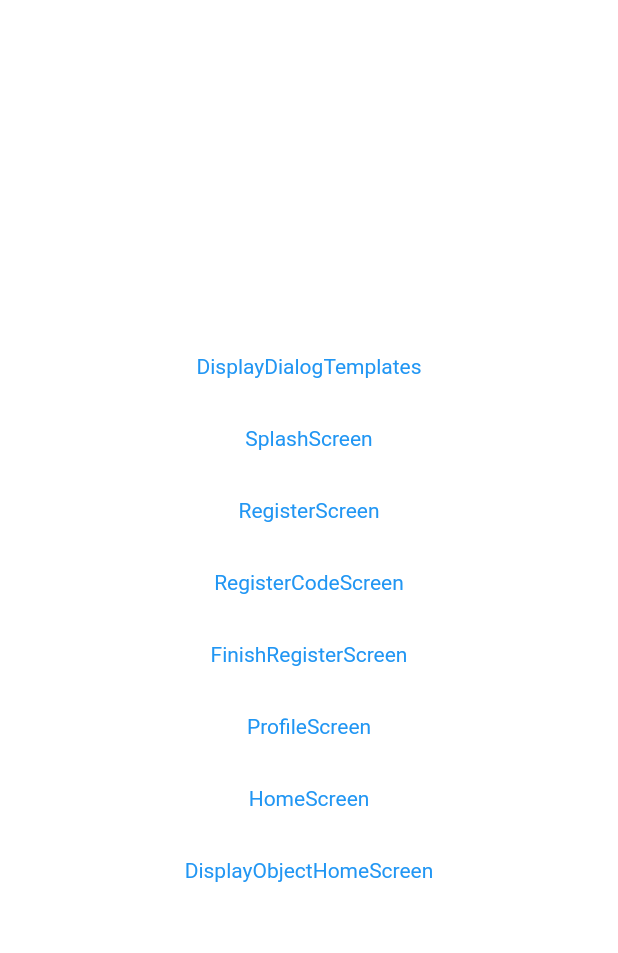
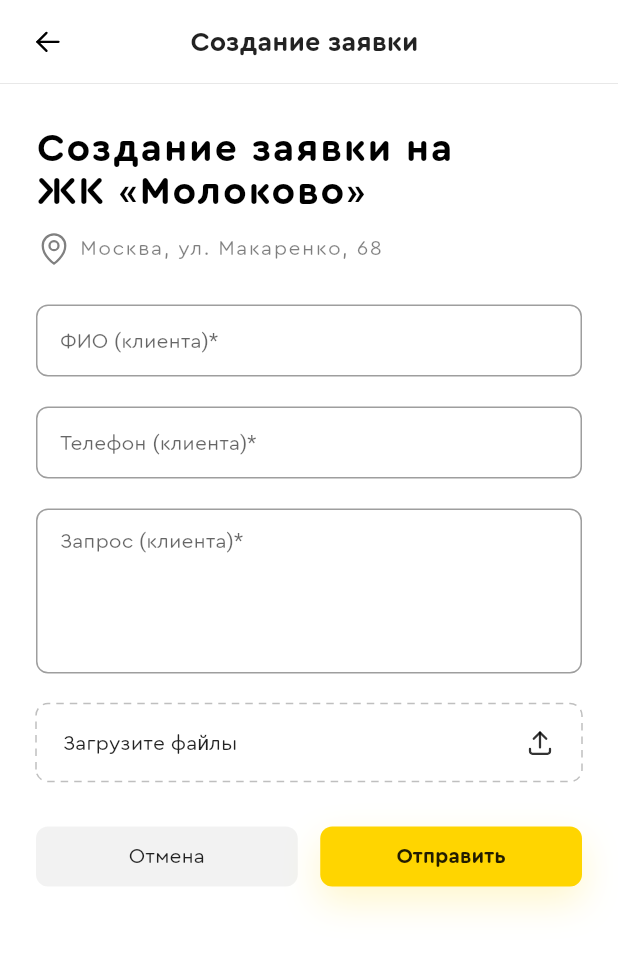
Before and after one commit to vfiruz97/drosdogram, a Flutter app: the screen it shows after launch, on a phone screen of 412 x 824 dp. Shown: the top 953 px of the screen. Run offline on Flutter 3.47's test engine with Material 2 defaults, Android fonts, the phone set to English and light mode, and no system bars; drawn by our look-alikes of dotted_border; our stand-ins replace carousel_slider, file_picker, flutter_svg.

Commit message:
create order form

```diff
--- a/lib/main.dart
+++ b/lib/main.dart
@@ -4,6 +4,7 @@ import 'package:drosdogram/presentation/auth_screens/register_screen/register_sc
 import 'package:drosdogram/presentation/core/dialog_templates/dispaly_dialog_templates.dart';
 import 'package:drosdogram/presentation/home_screen/display_object_home_screen.dart';
 import 'package:drosdogram/presentation/home_screen/home_screen.dart';
+import 'package:drosdogram/presentation/home_screen/orders/create_order_screen.dart';
 import 'package:drosdogram/presentation/profile_screen/profile_screen.dart';
 import 'package:drosdogram/presentation/splash_screen/splash_screen.dart';
 import 'package:flutter/material.dart';
@@ -33,7 +34,8 @@ class MyApp extends StatelessWidget {
       //home: const HomeScreen(),
       //home: const DisplayObjectHomeScreen(),
       //home: const DisplayDialogTemplates(),
-      home: const DisplayScreens(),
+      home: const CreateOrderFormScreen(),
+      //home: const DisplayScreens(),
     );
   }
 }
@@ -45,7 +47,8 @@ class DisplayScreens extends StatelessWidget {
 
   @override
   Widget build(BuildContext context) {
-    return Column(
+    return Scaffold(
+      body: Column(
         mainAxisAlignment: MainAxisAlignment.center,
         children: [
           TextButton(
@@ -120,7 +123,17 @@ class DisplayScreens extends StatelessWidget {
             ),
             child: const Text('DisplayObjectHomeScreen'),
           ),
+          TextButton(
+            onPressed: () => Navigator.push(
+              context,
+              MaterialPageRoute(
+                builder: (context) => const CreateOrderFormScreen(),
+              ),
+            ),
+            child: const Text('CreateOrderFormScreen'),
+          ),
         ],
+      ),
     );
   }
 }
--- a/lib/presentation/core/styles/style.dart
+++ b/lib/presentation/core/styles/style.dart
@@ -125,7 +125,14 @@ class Style {
     fontStyle: FontStyle.normal,
     fontSize: 26,
     color: Colors.black,
-    letterSpacing: 1,
+    letterSpacing: 1.2,
+  );
+
+  static const uploadWidgetStyle = TextStyle(
+    fontFamily: "CeraRoundPro",
+    fontWeight: FontWeight.w400,
+    fontStyle: FontStyle.normal,
+    fontSize: 14,
   );
 
   static const addressWidgetStyle = TextStyle(
--- /dev/null
+++ b/lib/presentation/core/widgets/multi_files_upload_widget.dart
@@ -0,0 +1,81 @@
+import 'dart:io';
+
+import 'package:dotted_border/dotted_border.dart';
+import 'package:drosdogram/presentation/core/styles/style.dart';
+import 'package:file_picker/file_picker.dart';
+import 'package:flutter/material.dart';
+import 'package:flutter_svg/svg.dart';
+
+class MultiFilesUploadWidget extends StatefulWidget {
+  const MultiFilesUploadWidget({
+    Key? key,
+  }) : super(key: key);
+
+  @override
+  _MultiFilesUploadWidgetState createState() => _MultiFilesUploadWidgetState();
+}
+
+class _MultiFilesUploadWidgetState extends State<MultiFilesUploadWidget> {
+  String countFiles = "Загрузите файлы";
+  final List<File> files = [];
+
+  @override
+  Widget build(BuildContext context) {
+    return DottedBorder(
+      borderType: BorderType.RRect,
+      dashPattern: const [5, 4],
+      radius: const Radius.circular(8),
+      color: const Color.fromRGBO(0, 0, 0, 0.25),
+      child: Container(
+        height: 48,
+        padding: const EdgeInsets.symmetric(horizontal: 16),
+        child: Row(
+          mainAxisAlignment: MainAxisAlignment.spaceBetween,
+          children: [
+            Expanded(
+              child: Text(
+                countFiles,
+                overflow: TextOverflow.ellipsis,
+                style: Style.uploadWidgetStyle,
+              ),
+            ),
+            InkWell(
+              onTap: _uploadFiles,
+              child: SvgPicture.asset("assets/images/upload.svg"),
+            ),
+          ],
+        ),
+      ),
+    );
+  }
+
+  Future<void> _uploadFiles() async {
+    final FilePickerResult? result =
+        await FilePicker.platform.pickFiles(allowMultiple: true);
+
+    if (result != null) {
+      setState(() {
+        countFiles = "Загрузите файлы";
+        files.clear();
+      });
+
+      // ignore: avoid_function_literals_in_foreach_calls
+      result.paths.forEach((path) {
+        if (path != null && path.isNotEmpty) {
+          try {
+            final File file = File(path);
+            files.add(file);
+          } catch (e, s) {
+            // ignore: avoid_print
+            print(e);
+            // ignore: avoid_print
+            print(s);
+          }
+        }
+      });
+      setState(() {
+        countFiles = "Выбрано ${files.length} файлов";
+      });
+    }
+  }
+}
--- /dev/null
+++ b/lib/presentation/home_screen/orders/create_order_screen.dart
@@ -0,0 +1,88 @@
+import 'package:drosdogram/presentation/core/widgets/address_widget.dart';
+import 'package:drosdogram/presentation/core/widgets/cancel_btn_widget.dart';
+import 'package:drosdogram/presentation/core/widgets/first_title_widget.dart';
+import 'package:drosdogram/presentation/core/widgets/multi_files_upload_widget.dart';
+import 'package:flutter/material.dart';
+
+import 'package:drosdogram/presentation/core/styles/style.dart';
+import 'package:drosdogram/presentation/core/widgets/app_bar_widget.dart';
+import 'package:drosdogram/presentation/core/widgets/yellow_button_widget.dart';
+
+class CreateOrderFormScreen extends StatelessWidget {
+  const CreateOrderFormScreen({
+    Key? key,
+  }) : super(key: key);
+
+  @override
+  Widget build(BuildContext context) {
+    return Scaffold(
+      body: SafeArea(
+        child: SingleChildScrollView(
+          child: Column(
+            children: [
+              AppBarWidget(
+                title: 'Создание заявки',
+                onTapBackIcon: () => Navigator.pop(context),
+              ),
+              const SizedBox(height: 6),
+              Padding(
+                padding: const EdgeInsets.all(24.0),
+                child: SizedBox(
+                  width: double.infinity,
+                  child: Column(
+                    crossAxisAlignment: CrossAxisAlignment.start,
+                    children: [
+                      const FirstTitleWidget(
+                        title: "Создание заявки на\nЖК «Молоково»",
+                      ),
+                      const SizedBox(height: 12),
+                      const AddressWidget(address: "Москва, ул. Макаренко, 68"),
+                      const SizedBox(height: 25),
+                      TextFormField(
+                        style: Style.textFieldFirstStyle,
+                        decoration: Style.splashScreenFirstDecorations(
+                            hintText: 'ФИО (клиента)*'),
+                      ),
+                      const SizedBox(height: 20),
+                      TextFormField(
+                        style: Style.textFieldFirstStyle,
+                        decoration: Style.splashScreenFirstDecorations(
+                            hintText: 'Телефон (клиента)*'),
+                      ),
+                      const SizedBox(height: 20),
+                      TextFormField(
+                        keyboardType: TextInputType.multiline,
+                        minLines: 6,
+                        maxLines: 10,
+                        style: Style.textFieldFirstStyle,
+                        decoration: Style.splashScreenFirstDecorations(
+                            hintText: 'Запрос (клиента)*'),
+                      ),
+                      const SizedBox(height: 20),
+                      const MultiFilesUploadWidget(),
+                      const SizedBox(height: 30),
+                      Row(
+                        children: [
+                          const Expanded(child: CancelButtonWidget()),
+                          const SizedBox(width: 15),
+                          Expanded(
+                            child: YellowButtonWidget(
+                              label: "Отправить",
+                              isDisable: false,
+                              onTap: () {},
+                              width: MediaQuery.of(context).size.width,
+                            ),
+                          ),
+                        ],
+                      ),
+                    ],
+                  ),
+                ),
+              ),
+            ],
+          ),
+        ),
+      ),
+    );
+  }
+}
--- a/pubspec.yaml
+++ b/pubspec.yaml
@@ -14,6 +14,8 @@ dependencies:
   flutter_svg: ^0.22.0
   carousel_slider: ^4.0.0
   cached_network_image: ^3.0.0
+  dotted_border: ^2.0.0
+  file_picker: ^3.0.3
 
 dev_dependencies:
   flutter_test:
```
Also changed, not shown: pubspec.lock, 1 other file. Lines whose indentation alone changed are shown as unchanged.
